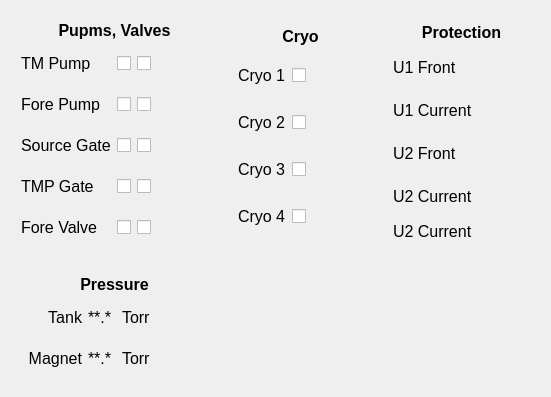
Above: Pressure_UI.ui from smertouh/1_MeV_UI_additional before the change. Below: the same form after it.
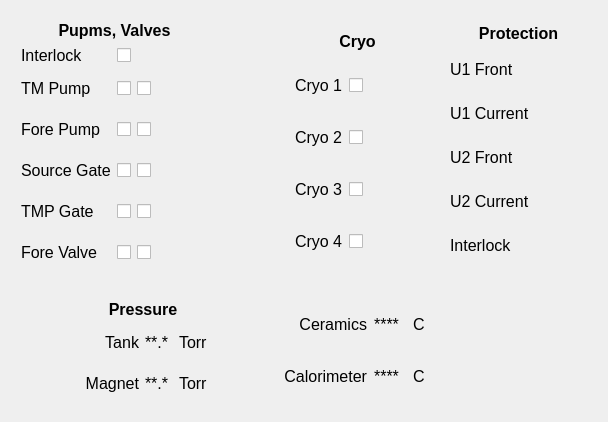
That is the form after the change. Icons and pictures are not drawn.

Patch:
```diff
--- a/Pressure_UI.ui
+++ b/Pressure_UI.ui
@@ -6,8 +6,8 @@
    <rect>
     <x>0</x>
     <y>0</y>
-    <width>515</width>
-    <height>397</height>
+    <width>559</width>
+    <height>422</height>
    </rect>
   </property>
   <property name="sizePolicy">
@@ -44,19 +44,10 @@
    <layout class="QGridLayout" name="gridLayout_5">
     <item row="0" column="0">
      <layout class="QGridLayout" name="gridLayout_3">
-      <property name="leftMargin">
+      <property name="margin">
        <number>12</number>
       </property>
-      <property name="topMargin">
-       <number>12</number>
-      </property>
-      <property name="rightMargin">
-       <number>12</number>
-      </property>
-      <property name="bottomMargin">
-       <number>12</number>
-      </property>
-      <item row="4" column="2">
+      <item row="5" column="2">
        <widget class="QCheckBox" name="checkBox_30">
         <property name="sizePolicy">
          <sizepolicy hsizetype="Maximum" vsizetype="Maximum">
@@ -69,7 +60,7 @@
         </property>
        </widget>
       </item>
-      <item row="1" column="2">
+      <item row="2" column="2">
        <widget class="QCheckBox" name="checkBox_29">
         <property name="sizePolicy">
          <sizepolicy hsizetype="Maximum" vsizetype="Maximum">
@@ -82,20 +73,7 @@
         </property>
        </widget>
       </item>
-      <item row="1" column="0">
-       <widget class="QLabel" name="label_77">
-        <property name="sizePolicy">
-         <sizepolicy hsizetype="Maximum" vsizetype="Maximum">
-          <horstretch>0</horstretch>
-          <verstretch>0</verstretch>
-         </sizepolicy>
-        </property>
-        <property name="text">
-         <string>TM Pump</string>
-        </property>
-       </widget>
-      </item>
-      <item row="2" column="0">
+      <item row="3" column="0">
        <widget class="QLabel" name="label_80">
         <property name="sizePolicy">
          <sizepolicy hsizetype="Maximum" vsizetype="Maximum">
@@ -108,7 +86,7 @@
         </property>
        </widget>
       </item>
-      <item row="1" column="3">
+      <item row="2" column="3">
        <widget class="QPushButton" name="pushButton_65">
         <property name="enabled">
          <bool>false</bool>
@@ -173,7 +151,7 @@
         </property>
        </widget>
       </item>
-      <item row="4" column="1">
+      <item row="5" column="1">
        <widget class="QCheckBox" name="checkBox_28">
         <property name="sizePolicy">
          <sizepolicy hsizetype="Maximum" vsizetype="Maximum">
@@ -186,7 +164,7 @@
         </property>
        </widget>
       </item>
-      <item row="1" column="1">
+      <item row="2" column="1">
        <widget class="QCheckBox" name="checkBox_27">
         <property name="sizePolicy">
          <sizepolicy hsizetype="Maximum" vsizetype="Maximum">
@@ -199,7 +177,7 @@
         </property>
        </widget>
       </item>
-      <item row="4" column="3">
+      <item row="5" column="3">
        <widget class="QPushButton" name="pushButton_66">
         <property name="enabled">
          <bool>false</bool>
@@ -286,7 +264,7 @@
         </property>
        </widget>
       </item>
-      <item row="5" column="0">
+      <item row="6" column="0">
        <widget class="QLabel" name="label_95">
         <property name="sizePolicy">
          <sizepolicy hsizetype="Maximum" vsizetype="Maximum">
@@ -299,7 +277,7 @@
         </property>
        </widget>
       </item>
-      <item row="4" column="0">
+      <item row="5" column="0">
        <widget class="QLabel" name="label_81">
         <property name="sizePolicy">
          <sizepolicy hsizetype="Maximum" vsizetype="Maximum">
@@ -312,7 +290,7 @@
         </property>
        </widget>
       </item>
-      <item row="2" column="1">
+      <item row="3" column="1">
        <widget class="QCheckBox" name="checkBox_31">
         <property name="sizePolicy">
          <sizepolicy hsizetype="Maximum" vsizetype="Maximum">
@@ -325,7 +303,7 @@
         </property>
        </widget>
       </item>
-      <item row="2" column="2">
+      <item row="3" column="2">
        <widget class="QCheckBox" name="checkBox_32">
         <property name="sizePolicy">
          <sizepolicy hsizetype="Maximum" vsizetype="Maximum">
@@ -338,7 +316,7 @@
         </property>
        </widget>
       </item>
-      <item row="2" column="3">
+      <item row="3" column="3">
        <widget class="QPushButton" name="pushButton_67">
         <property name="enabled">
          <bool>false</bool>
@@ -403,7 +381,7 @@
         </property>
        </widget>
       </item>
-      <item row="3" column="0">
+      <item row="4" column="0">
        <widget class="QLabel" name="label_96">
         <property name="sizePolicy">
          <sizepolicy hsizetype="Maximum" vsizetype="Maximum">
@@ -416,7 +394,7 @@
         </property>
        </widget>
       </item>
-      <item row="3" column="1">
+      <item row="4" column="1">
        <widget class="QCheckBox" name="checkBox_33">
         <property name="sizePolicy">
          <sizepolicy hsizetype="Maximum" vsizetype="Maximum">
@@ -429,7 +407,7 @@
         </property>
        </widget>
       </item>
-      <item row="3" column="2">
+      <item row="4" column="2">
        <widget class="QCheckBox" name="checkBox_34">
         <property name="sizePolicy">
          <sizepolicy hsizetype="Maximum" vsizetype="Maximum">
@@ -442,7 +420,7 @@
         </property>
        </widget>
       </item>
-      <item row="5" column="1">
+      <item row="6" column="1">
        <widget class="QCheckBox" name="checkBox_35">
         <property name="sizePolicy">
          <sizepolicy hsizetype="Maximum" vsizetype="Maximum">
@@ -455,7 +433,7 @@
         </property>
        </widget>
       </item>
-      <item row="5" column="2">
+      <item row="6" column="2">
        <widget class="QCheckBox" name="checkBox_36">
         <property name="sizePolicy">
          <sizepolicy hsizetype="Maximum" vsizetype="Maximum">
@@ -468,7 +446,7 @@
         </property>
        </widget>
       </item>
-      <item row="5" column="3">
+      <item row="6" column="3">
        <widget class="QPushButton" name="pushButton_68">
         <property name="enabled">
          <bool>false</bool>
@@ -533,7 +511,7 @@
         </property>
        </widget>
       </item>
-      <item row="3" column="3">
+      <item row="4" column="3">
        <widget class="QPushButton" name="pushButton_69">
         <property name="enabled">
          <bool>false</bool>
@@ -598,20 +576,115 @@
         </property>
        </widget>
       </item>
+      <item row="3" column="4">
+       <widget class="QPushButton" name="pushButton_70">
+        <property name="enabled">
+         <bool>false</bool>
+        </property>
+        <property name="sizePolicy">
+         <sizepolicy hsizetype="Maximum" vsizetype="Maximum">
+          <horstretch>0</horstretch>
+          <verstretch>0</verstretch>
+         </sizepolicy>
+        </property>
+        <property name="minimumSize">
+         <size>
+          <width>0</width>
+          <height>35</height>
+         </size>
+        </property>
+        <property name="maximumSize">
+         <size>
+          <width>16777215</width>
+          <height>35</height>
+         </size>
+        </property>
+        <property name="font">
+         <font>
+          <pointsize>14</pointsize>
+         </font>
+        </property>
+        <property name="styleSheet">
+         <string notr="true">QPushButton {
+    border-style: outset;
+}
+</string>
+        </property>
+        <property name="text">
+         <string notr="true"/>
+        </property>
+        <property name="icon">
+         <iconset>
+          <normaloff>leds/images48/ledred.png</normaloff>
+          <normalon>leds/images48/ledgreen.png</normalon>leds/images48/ledred.png</iconset>
+        </property>
+        <property name="iconSize">
+         <size>
+          <width>36</width>
+          <height>36</height>
+         </size>
+        </property>
+        <property name="checkable">
+         <bool>true</bool>
+        </property>
+        <property name="checked">
+         <bool>true</bool>
+        </property>
+        <property name="autoDefault">
+         <bool>true</bool>
+        </property>
+        <property name="default">
+         <bool>false</bool>
+        </property>
+        <property name="flat">
+         <bool>true</bool>
+        </property>
+       </widget>
+      </item>
+      <item row="1" column="0">
+       <widget class="QLabel" name="label_77">
+        <property name="sizePolicy">
+         <sizepolicy hsizetype="Maximum" vsizetype="Maximum">
+          <horstretch>0</horstretch>
+          <verstretch>0</verstretch>
+         </sizepolicy>
+        </property>
+        <property name="text">
+         <string>Interlock</string>
+        </property>
+       </widget>
+      </item>
+      <item row="2" column="0">
+       <widget class="QLabel" name="label_79">
+        <property name="sizePolicy">
+         <sizepolicy hsizetype="Maximum" vsizetype="Maximum">
+          <horstretch>0</horstretch>
+          <verstretch>0</verstretch>
+         </sizepolicy>
+        </property>
+        <property name="text">
+         <string>TM Pump</string>
+        </property>
+       </widget>
+      </item>
+      <item row="1" column="1">
+       <widget class="QCheckBox" name="checkBox_37">
+        <property name="sizePolicy">
+         <sizepolicy hsizetype="Maximum" vsizetype="Maximum">
+          <horstretch>0</horstretch>
+          <verstretch>0</verstretch>
+         </sizepolicy>
+        </property>
+        <property name="text">
+         <string/>
+        </property>
+       </widget>
+      </item>
      </layout>
     </item>
     <item row="0" column="1">
      <layout class="QGridLayout" name="gridLayout_4">
-      <property name="leftMargin">
-       <number>12</number>
-      </property>
-      <property name="topMargin">
-       <number>12</number>
-      </property>
-      <property name="rightMargin">
-       <number>12</number>
-      </property>
-      <property name="bottomMargin">
+      <property name="margin">
        <number>12</number>
       </property>
       <item row="3" column="0">
@@ -1004,16 +1077,7 @@
     </item>
     <item row="0" column="2">
      <layout class="QGridLayout" name="gridLayout">
-      <property name="leftMargin">
-       <number>12</number>
-      </property>
-      <property name="topMargin">
-       <number>12</number>
-      </property>
-      <property name="rightMargin">
-       <number>12</number>
-      </property>
-      <property name="bottomMargin">
+      <property name="margin">
        <number>12</number>
       </property>
       <item row="1" column="1">
@@ -1371,27 +1435,83 @@
          </sizepolicy>
         </property>
         <property name="text">
-         <string>U2 Current</string>
+         <string>Interlock</string>
         </property>
         <property name="alignment">
          <set>Qt::AlignLeading|Qt::AlignLeft|Qt::AlignVCenter</set>
         </property>
        </widget>
       </item>
+      <item row="5" column="1">
+       <widget class="QPushButton" name="pushButton_71">
+        <property name="enabled">
+         <bool>false</bool>
+        </property>
+        <property name="sizePolicy">
+         <sizepolicy hsizetype="Maximum" vsizetype="Maximum">
+          <horstretch>0</horstretch>
+          <verstretch>0</verstretch>
+         </sizepolicy>
+        </property>
+        <property name="minimumSize">
+         <size>
+          <width>0</width>
+          <height>35</height>
+         </size>
+        </property>
+        <property name="maximumSize">
+         <size>
+          <width>16777215</width>
+          <height>35</height>
+         </size>
+        </property>
+        <property name="font">
+         <font>
+          <pointsize>14</pointsize>
+         </font>
+        </property>
+        <property name="styleSheet">
+         <string notr="true">QPushButton {
+    border-style: outset;
+}
+</string>
+        </property>
+        <property name="text">
+         <string notr="true"/>
+        </property>
+        <property name="icon">
+         <iconset>
+          <normaloff>leds/images48/ledred.png</normaloff>
+          <normalon>leds/images48/ledgreen.png</normalon>leds/images48/ledred.png</iconset>
+        </property>
+        <property name="iconSize">
+         <size>
+          <width>36</width>
+          <height>36</height>
+         </size>
+        </property>
+        <property name="checkable">
+         <bool>true</bool>
+        </property>
+        <property name="checked">
+         <bool>true</bool>
+        </property>
+        <property name="autoDefault">
+         <bool>true</bool>
+        </property>
+        <property name="default">
+         <bool>false</bool>
+        </property>
+        <property name="flat">
+         <bool>true</bool>
+        </property>
+       </widget>
+      </item>
      </layout>
     </item>
     <item row="1" column="0">
      <layout class="QGridLayout" name="gridLayout_2">
-      <property name="leftMargin">
-       <number>12</number>
-      </property>
-      <property name="topMargin">
-       <number>12</number>
-      </property>
-      <property name="rightMargin">
-       <number>12</number>
-      </property>
-      <property name="bottomMargin">
+      <property name="margin">
        <number>12</number>
       </property>
       <item row="2" column="3">
@@ -1633,6 +1753,106 @@
       </item>
      </layout>
     </item>
+    <item row="1" column="1">
+     <layout class="QGridLayout" name="gridLayout_6">
+      <item row="1" column="0">
+       <widget class="QLabel" name="label_102">
+        <property name="sizePolicy">
+         <sizepolicy hsizetype="Preferred" vsizetype="Maximum">
+          <horstretch>0</horstretch>
+          <verstretch>0</verstretch>
+         </sizepolicy>
+        </property>
+        <property name="text">
+         <string>Calorimeter</string>
+        </property>
+        <property name="alignment">
+         <set>Qt::AlignRight|Qt::AlignTrailing|Qt::AlignVCenter</set>
+        </property>
+       </widget>
+      </item>
+      <item row="0" column="0">
+       <widget class="QLabel" name="label_97">
+        <property name="sizePolicy">
+         <sizepolicy hsizetype="Preferred" vsizetype="Maximum">
+          <horstretch>0</horstretch>
+          <verstretch>0</verstretch>
+         </sizepolicy>
+        </property>
+        <property name="text">
+         <string>Ceramics</string>
+        </property>
+        <property name="alignment">
+         <set>Qt::AlignRight|Qt::AlignTrailing|Qt::AlignVCenter</set>
+        </property>
+       </widget>
+      </item>
+      <item row="0" column="1">
+       <widget class="QLabel" name="label_104">
+        <property name="sizePolicy">
+         <sizepolicy hsizetype="Preferred" vsizetype="Maximum">
+          <horstretch>0</horstretch>
+          <verstretch>0</verstretch>
+         </sizepolicy>
+        </property>
+        <property name="text">
+         <string>****</string>
+        </property>
+        <property name="alignment">
+         <set>Qt::AlignCenter</set>
+        </property>
+       </widget>
+      </item>
+      <item row="1" column="1">
+       <widget class="QLabel" name="label_106">
+        <property name="sizePolicy">
+         <sizepolicy hsizetype="Preferred" vsizetype="Maximum">
+          <horstretch>0</horstretch>
+          <verstretch>0</verstretch>
+         </sizepolicy>
+        </property>
+        <property name="text">
+         <string>****</string>
+        </property>
+        <property name="alignment">
+         <set>Qt::AlignCenter</set>
+        </property>
+       </widget>
+      </item>
+      <item row="0" column="2">
+       <widget class="QLabel" name="label_105">
+        <property name="sizePolicy">
+         <sizepolicy hsizetype="Preferred" vsizetype="Maximum">
+          <horstretch>0</horstretch>
+          <verstretch>0</verstretch>
+         </sizepolicy>
+        </property>
+        <property name="text">
+         <string>C</string>
+        </property>
+        <property name="alignment">
+         <set>Qt::AlignCenter</set>
+        </property>
+       </widget>
+      </item>
+      <item row="1" column="2">
+       <widget class="QLabel" name="label_107">
+        <property name="sizePolicy">
+         <sizepolicy hsizetype="Preferred" vsizetype="Maximum">
+          <horstretch>0</horstretch>
+          <verstretch>0</verstretch>
+         </sizepolicy>
+        </property>
+        <property name="text">
+         <string>C</string>
+        </property>
+        <property name="alignment">
+         <set>Qt::AlignCenter</set>
+        </property>
+       </widget>
+      </item>
+     </layout>
+    </item>
    </layout>
   </widget>
   <action name="actionOpen">
```
